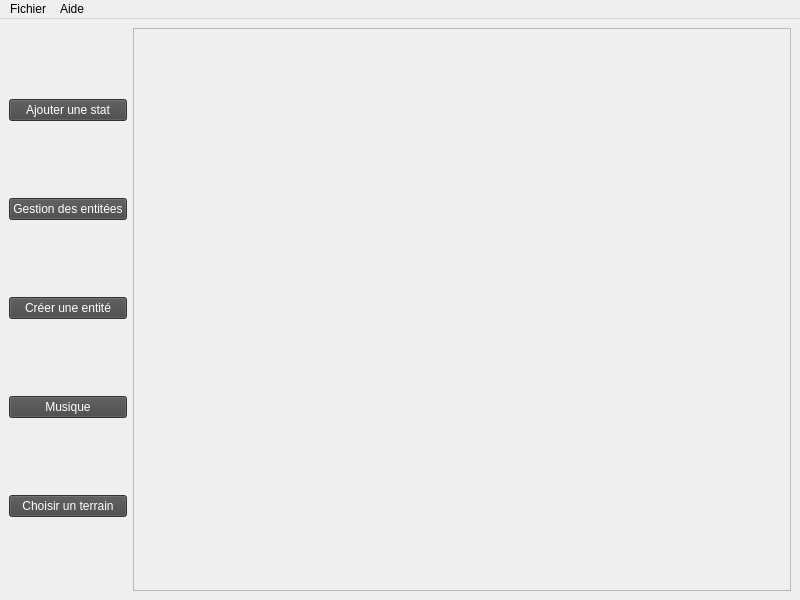
The window that ui/mainwindow.ui (Virgile-Broillet/JDR-APP-QT) describes before a commit, drawn with Qt 5.
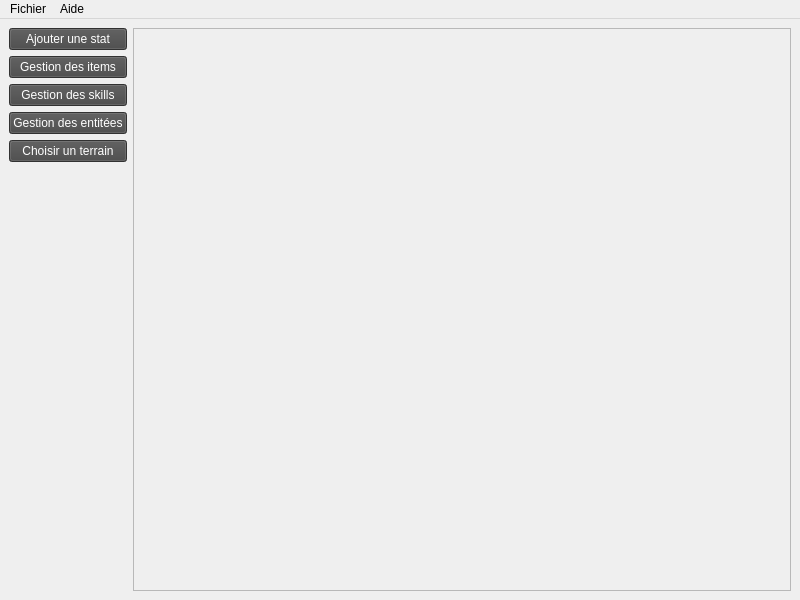
The same window after the commit.

Diff of the .ui file:
```diff
--- a/ui/mainwindow.ui
+++ b/ui/mainwindow.ui
@@ -40,6 +40,30 @@
           </property>
          </widget>
         </item>
+        <item>
+         <widget class="QPushButton" name="itemWindowButton">
+          <property name="styleSheet">
+           <string notr="true">background-color: rgb(70, 70, 70);
+color: rgb(255, 255, 255);
+selection-background-color: rgb(154, 154, 154);</string>
+          </property>
+          <property name="text">
+           <string>Gestion des items</string>
+          </property>
+         </widget>
+        </item>
+        <item>
+         <widget class="QPushButton" name="skillWindowButton">
+          <property name="styleSheet">
+           <string notr="true">background-color: rgb(70, 70, 70);
+color: rgb(255, 255, 255);
+selection-background-color: rgb(154, 154, 154);</string>
+          </property>
+          <property name="text">
+           <string>Gestion des skills</string>
+          </property>
+         </widget>
+        </item>
         <item>
          <widget class="QPushButton" name="entityWindowButton">
           <property name="styleSheet">
@@ -52,30 +76,6 @@
           </property>
          </widget>
         </item>
-        <item>
-         <widget class="QPushButton" name="newEntityButton">
-          <property name="styleSheet">
-           <string notr="true">background-color: rgb(70, 70, 70);
-color: rgb(255, 255, 255);
-selection-background-color: rgb(154, 154, 154);</string>
-          </property>
-          <property name="text">
-           <string>Créer une entité</string>
-          </property>
-         </widget>
-        </item>
-        <item>
-         <widget class="QPushButton" name="musicButton">
-          <property name="styleSheet">
-           <string notr="true">background-color: rgb(70, 70, 70);
-color: rgb(255, 255, 255);
-selection-background-color: rgb(154, 154, 154);</string>
-          </property>
-          <property name="text">
-           <string>Musique</string>
-          </property>
-         </widget>
-        </item>
         <item>
          <widget class="QPushButton" name="backgroundButton">
           <property name="styleSheet">
@@ -88,6 +88,19 @@
           </property>
          </widget>
         </item>
+        <item>
+         <spacer name="verticalSpacer">
+          <property name="orientation">
+           <enum>Qt::Vertical</enum>
+          </property>
+          <property name="sizeHint" stdset="0">
+           <size>
+            <width>20</width>
+            <height>40</height>
+           </size>
+          </property>
+         </spacer>
+        </item>
        </layout>
       </item>
       <item>
```
Left out of the diff: 6 changed lines with no effect on the pictures.
